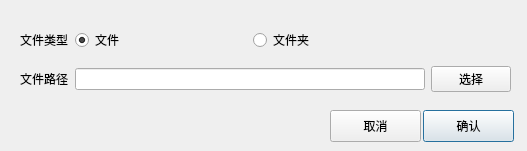
Old version of the form ui/dialog/RemoveFileDialog.ui in the repository xiaohaijoe/AutoPackage.
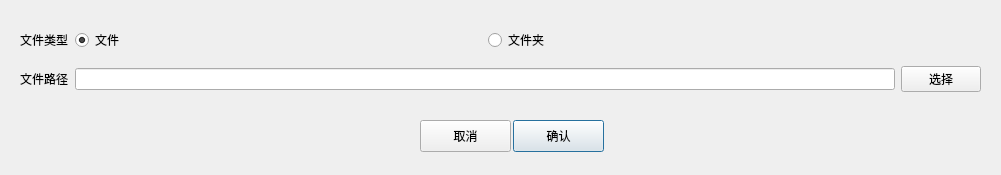
New version of the form.

What changed in the file:
```diff
--- a/ui/dialog/RemoveFileDialog.ui
+++ b/ui/dialog/RemoveFileDialog.ui
@@ -6,8 +6,8 @@
    <rect>
     <x>0</x>
     <y>0</y>
-    <width>527</width>
-    <height>151</height>
+    <width>1001</width>
+    <height>175</height>
    </rect>
   </property>
   <property name="windowTitle">
@@ -18,7 +18,7 @@
     <rect>
      <x>20</x>
      <y>20</y>
-     <width>491</width>
+     <width>961</width>
      <height>81</height>
     </rect>
    </property>
@@ -114,8 +114,8 @@
   <widget class="QPushButton" name="confirmBtn">
    <property name="geometry">
     <rect>
-     <x>423</x>
-     <y>110</y>
+     <x>513</x>
+     <y>120</y>
      <width>91</width>
      <height>32</height>
     </rect>
@@ -127,8 +127,8 @@
   <widget class="QPushButton" name="cancelBtn">
    <property name="geometry">
     <rect>
-     <x>330</x>
-     <y>110</y>
+     <x>420</x>
+     <y>120</y>
      <width>91</width>
      <height>32</height>
     </rect>
```
